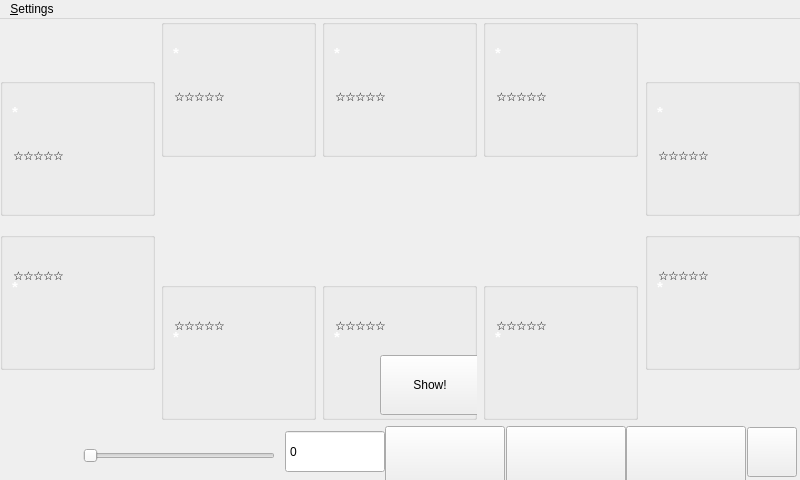
The window that src/gui/qt/gui_800x480/gametable_800x480.ui (pokerth/pokerth) describes before a commit, drawn with Qt 5.
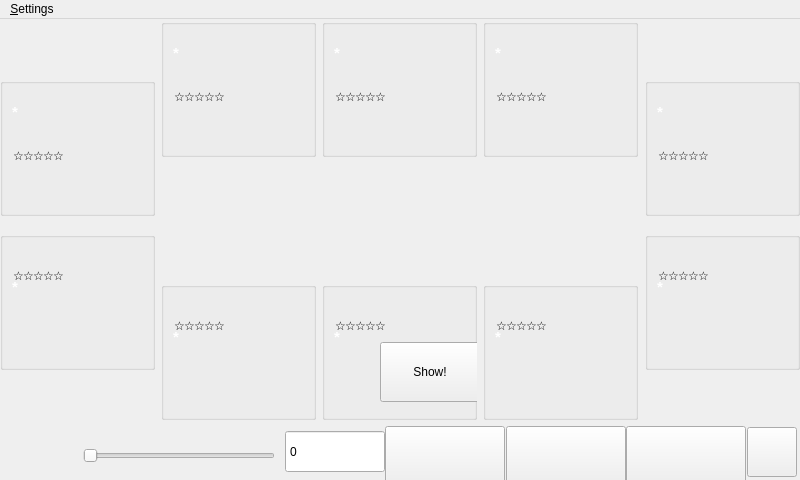
The same window after the commit. Icons and pictures are not drawn. Custom widgets are drawn as their Qt base class.

Commit message: adjustments and buttonlabel in statuslabel for mobile gui

The edit to the form file:
```diff
--- a/src/gui/qt/gui_800x480/gametable_800x480.ui
+++ b/src/gui/qt/gui_800x480/gametable_800x480.ui
@@ -257,7 +257,7 @@
          <property name="geometry">
           <rect>
            <x>23</x>
-           <y>86</y>
+           <y>108</y>
            <width>28</width>
            <height>28</height>
           </rect>
@@ -334,8 +334,8 @@
         <widget class="MyStatusLabel" name="textLabel_Status3">
          <property name="geometry">
           <rect>
-           <x>57</x>
-           <y>78</y>
+           <x>-10</x>
+           <y>73</y>
            <width>100</width>
            <height>40</height>
           </rect>
@@ -605,7 +605,7 @@
          <property name="geometry">
           <rect>
            <x>23</x>
-           <y>25</y>
+           <y>2</y>
            <width>28</width>
            <height>28</height>
           </rect>
@@ -682,8 +682,8 @@
         <widget class="MyStatusLabel" name="textLabel_Status2">
          <property name="geometry">
           <rect>
-           <x>57</x>
-           <y>66</y>
+           <x>-10</x>
+           <y>22</y>
            <width>100</width>
            <height>40</height>
           </rect>
@@ -999,7 +999,7 @@
          <property name="geometry">
           <rect>
            <x>23</x>
-           <y>86</y>
+           <y>108</y>
            <width>28</width>
            <height>28</height>
           </rect>
@@ -1076,8 +1076,8 @@
         <widget class="MyStatusLabel" name="textLabel_Status4">
          <property name="geometry">
           <rect>
-           <x>57</x>
-           <y>78</y>
+           <x>-10</x>
+           <y>73</y>
            <width>100</width>
            <height>40</height>
           </rect>
@@ -1334,7 +1334,7 @@
          <property name="geometry">
           <rect>
            <x>23</x>
-           <y>86</y>
+           <y>108</y>
            <width>28</width>
            <height>28</height>
           </rect>
@@ -1411,8 +1411,8 @@
         <widget class="MyStatusLabel" name="textLabel_Status5">
          <property name="geometry">
           <rect>
-           <x>57</x>
-           <y>78</y>
+           <x>-10</x>
+           <y>73</y>
            <width>100</width>
            <height>40</height>
           </rect>
@@ -1669,7 +1669,7 @@
          <property name="geometry">
           <rect>
            <x>23</x>
-           <y>86</y>
+           <y>108</y>
            <width>28</width>
            <height>28</height>
           </rect>
@@ -1746,8 +1746,8 @@
         <widget class="MyStatusLabel" name="textLabel_Status6">
          <property name="geometry">
           <rect>
-           <x>57</x>
-           <y>78</y>
+           <x>-10</x>
+           <y>73</y>
            <width>100</width>
            <height>40</height>
           </rect>
@@ -2088,7 +2088,7 @@
          <property name="geometry">
           <rect>
            <x>23</x>
-           <y>86</y>
+           <y>108</y>
            <width>28</width>
            <height>28</height>
           </rect>
@@ -2165,8 +2165,8 @@
         <widget class="MyStatusLabel" name="textLabel_Status7">
          <property name="geometry">
           <rect>
-           <x>57</x>
-           <y>78</y>
+           <x>-10</x>
+           <y>73</y>
            <width>100</width>
            <height>40</height>
           </rect>
@@ -2436,7 +2436,7 @@
          <property name="geometry">
           <rect>
            <x>23</x>
-           <y>25</y>
+           <y>2</y>
            <width>28</width>
            <height>28</height>
           </rect>
@@ -2513,8 +2513,8 @@
         <widget class="MyStatusLabel" name="textLabel_Status8">
          <property name="geometry">
           <rect>
-           <x>57</x>
-           <y>66</y>
+           <x>-10</x>
+           <y>22</y>
            <width>100</width>
            <height>40</height>
           </rect>
@@ -3307,7 +3307,7 @@
          <property name="geometry">
           <rect>
            <x>23</x>
-           <y>25</y>
+           <y>2</y>
            <width>28</width>
            <height>28</height>
           </rect>
@@ -3384,8 +3384,8 @@
         <widget class="MyStatusLabel" name="textLabel_Status1">
          <property name="geometry">
           <rect>
-           <x>57</x>
-           <y>66</y>
+           <x>-10</x>
+           <y>22</y>
            <width>100</width>
            <height>40</height>
           </rect>
@@ -3645,7 +3645,7 @@
          <property name="geometry">
           <rect>
            <x>23</x>
-           <y>25</y>
+           <y>2</y>
            <width>28</width>
            <height>28</height>
           </rect>
@@ -3722,8 +3722,8 @@
         <widget class="MyStatusLabel" name="textLabel_Status0">
          <property name="geometry">
           <rect>
-           <x>57</x>
-           <y>66</y>
+           <x>-10</x>
+           <y>22</y>
            <width>100</width>
            <height>40</height>
           </rect>
@@ -3773,7 +3773,7 @@
          <property name="geometry">
           <rect>
            <x>58</x>
-           <y>73</y>
+           <y>60</y>
            <width>100</width>
            <height>60</height>
           </rect>
@@ -4005,7 +4005,7 @@
          <property name="geometry">
           <rect>
            <x>23</x>
-           <y>25</y>
+           <y>2</y>
            <width>28</width>
            <height>28</height>
           </rect>
@@ -4082,8 +4082,8 @@
         <widget class="MyStatusLabel" name="textLabel_Status9">
          <property name="geometry">
           <rect>
-           <x>57</x>
-           <y>66</y>
+           <x>-10</x>
+           <y>22</y>
            <width>100</width>
            <height>40</height>
           </rect>
```
